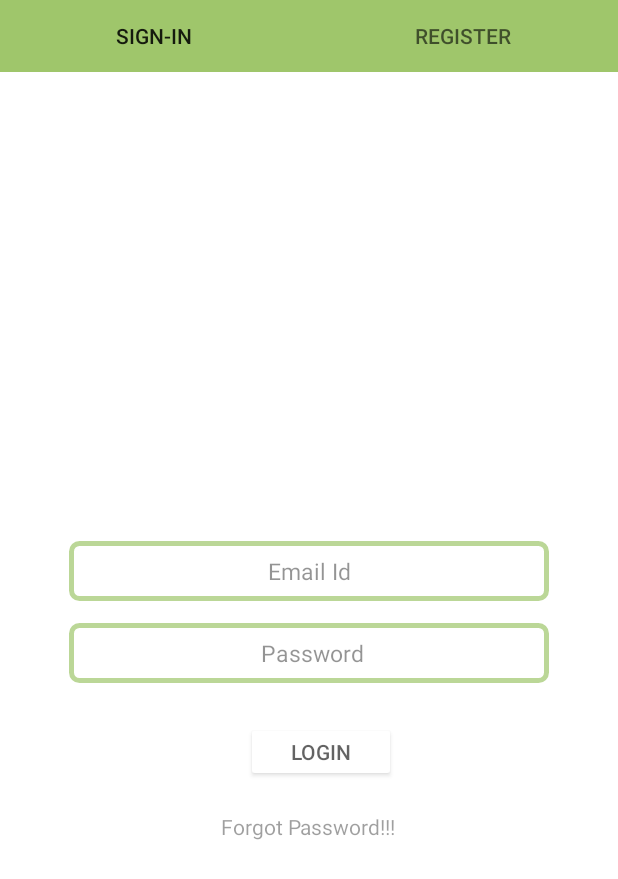
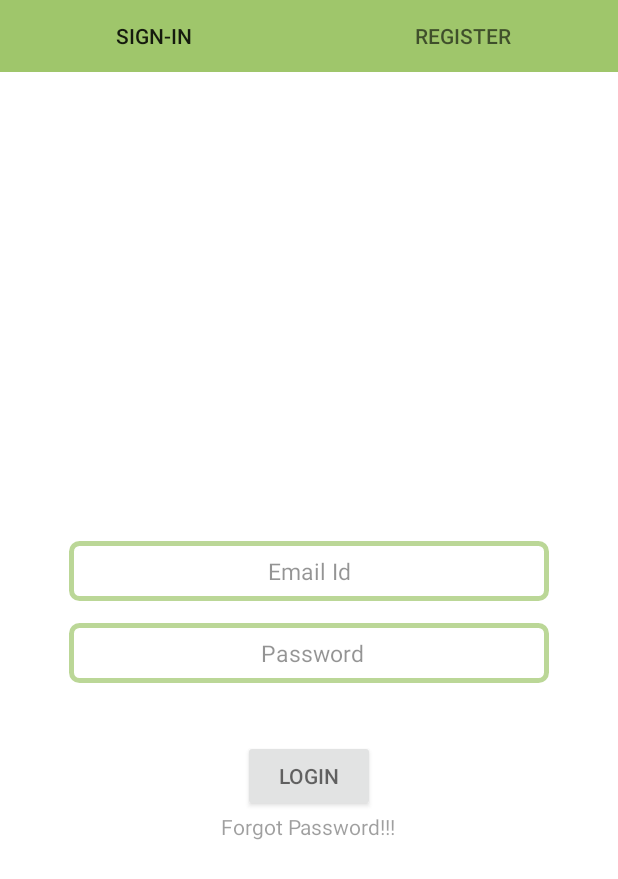
Before and after one commit to CptOpt/Project1, an Android app: the Login screen opened directly, with no data from a screen before it, on a phone screen of 412 x 824 dp. Shown: the top 879 px of the screen. Run offline under Robolectric (Android 15) with nearby library versions, the phone set to English and light mode, and no system bars.

```diff
--- a/app/src/main/AndroidManifest.xml
+++ b/app/src/main/AndroidManifest.xml
@@ -7,11 +7,15 @@
         android:xlargeScreens="true"
         android:largeScreens="true"/>
 
-<uses-permission android:name="android.permission.INTERNET"/>
+    <uses-permission android:name="android.permission.INTERNET"/>
+    <uses-permission-sdk-23 android:name="android.permission.INTERNET"/>
     <uses-permission android:name="android.permission.ACCESS_FINE_LOCATION"/>
+    <uses-permission-sdk-23 android:name="android.permission.ACCESS_FINE_LOCATION"/>
     <uses-permission android:name="android.permission.ACCESS_COARSE_LOCATION"/>
+    <uses-permission-sdk-23 android:name="android.permission.ACCESS_COARSE_LOCATION"/>
     <uses-permission-sdk-23 android:name="android.permission.ACCESS_NETWORK_STATE"/>
     <uses-permission-sdk-23 android:name="android.permission.READ_EXTERNAL_STORAGE"/>
+    <uses-permission-sdk-23 android:name="android.permission.WRITE_EXTERNAL_STORAGE"/>
     <uses-permission android:name="android.permission.WRITE_EXTERNAL_STORAGE"/>
     <application
         android:allowBackup="true"
--- a/app/src/main/res/layout/login.xml
+++ b/app/src/main/res/layout/login.xml
@@ -48,24 +48,7 @@
             android:layout_alignParentLeft="true"
             android:layout_alignParentStart="true" />
 
-        <Button
-            android:layout_width="100dp"
-            android:layout_height="40dp"
-            android:layout_gravity="center"
-            android:text="login"
-            android:layout_marginBottom="20dp"
-            android:layout_marginTop="10dp"
-            android:gravity="center"
-            android:layout_weight="1"
 
-            android:backgroundTintMode="add"
-
-            android:clickable="true"
-            android:id="@+id/submit"
-            android:focusableInTouchMode="true"
-            android:layout_above="@+id/textView"
-            android:layout_alignRight="@+id/textView"
-            android:layout_alignEnd="@+id/textView" />
 
         <TextView
             android:layout_width="wrap_content"
@@ -77,6 +60,14 @@
             android:layout_weight="1"
             android:layout_alignParentBottom="true"
             android:layout_centerHorizontal="true" />
+
+        <Button
+            android:layout_width="wrap_content"
+            android:layout_height="wrap_content"
+            android:text="Login"
+            android:id="@+id/submit"
+            android:layout_above="@+id/textView"
+            android:layout_centerHorizontal="true" />
         <!--<EditText
             android:layout_width="match_parent"
             android:layout_height="wrap_content"
```
Also changed, not shown: app/src/main/java/cogentdatasolutions/project1/Fab.java (+7 -1 lines), app/src/main/java/cogentdatasolutions/project1/Login.java (+3 -10 lines), app/src/main/java/cogentdatasolutions/project1/Register.java (+7 -4 lines).
